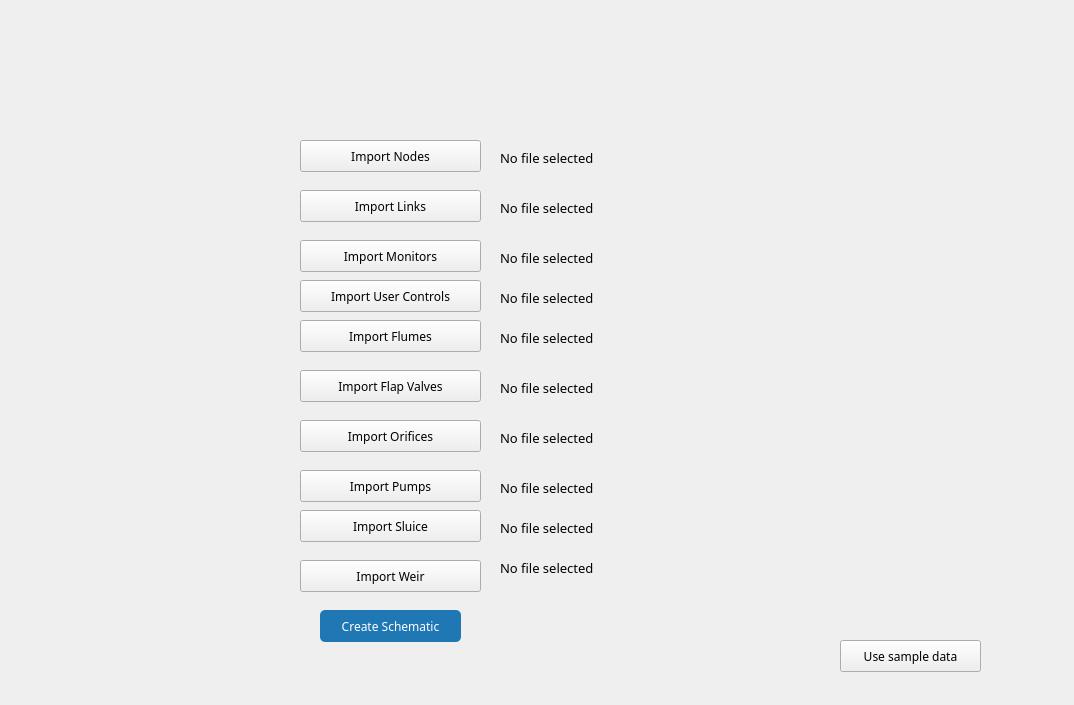
The window that InitialisationScreen.ui (milanahuja1/fm-schematic-automation) describes before a commit, drawn with Qt 5.
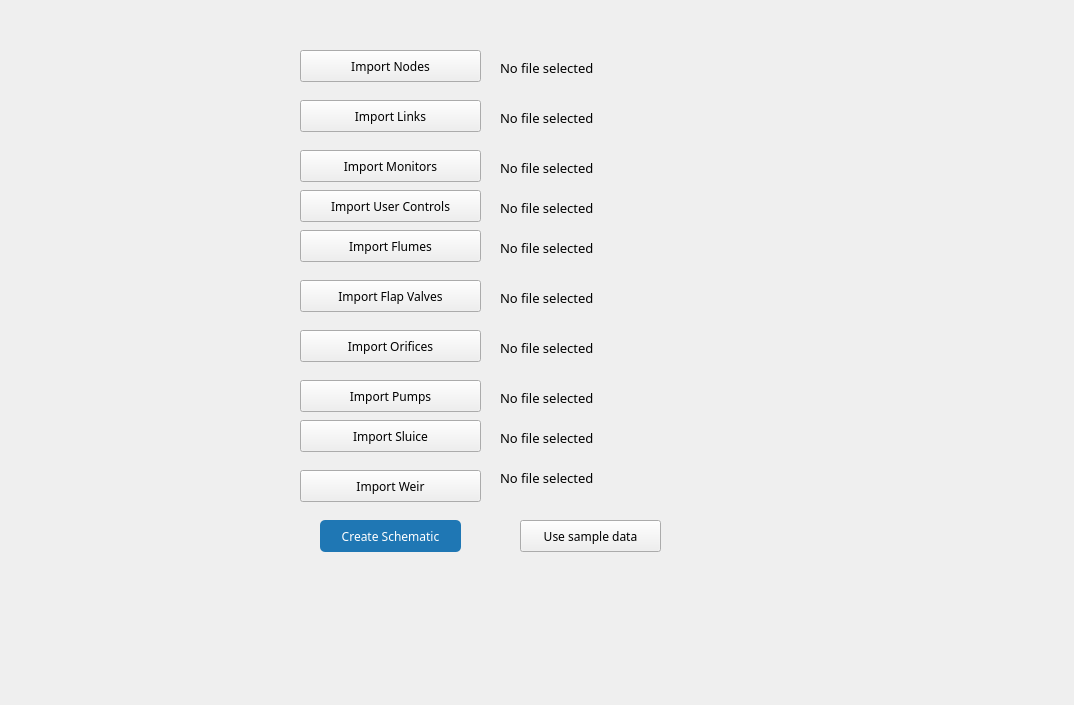
The same window after the commit.

Commit message: Moved the sample button higher so it is not blocked on the windows task bar

The edit to the form file:
```diff
--- a/InitialisationScreen.ui
+++ b/InitialisationScreen.ui
@@ -17,7 +17,7 @@
    <property name="geometry">
     <rect>
      <x>300</x>
-     <y>240</y>
+     <y>150</y>
      <width>181</width>
      <height>32</height>
     </rect>
@@ -34,8 +34,8 @@
   <widget class="QPushButton" name="useSampleDataButton">
    <property name="geometry">
     <rect>
-     <x>840</x>
-     <y>640</y>
+     <x>520</x>
+     <y>520</y>
      <width>141</width>
      <height>32</height>
     </rect>
@@ -54,7 +54,7 @@
    <property name="geometry">
     <rect>
      <x>320</x>
-     <y>610</y>
+     <y>520</y>
      <width>141</width>
      <height>32</height>
     </rect>
@@ -79,7 +79,7 @@
    <property name="geometry">
     <rect>
      <x>300</x>
-     <y>140</y>
+     <y>50</y>
      <width>181</width>
      <height>32</height>
     </rect>
@@ -97,7 +97,7 @@
    <property name="geometry">
     <rect>
      <x>300</x>
-     <y>190</y>
+     <y>100</y>
      <width>181</width>
      <height>32</height>
     </rect>
@@ -115,7 +115,7 @@
    <property name="geometry">
     <rect>
      <x>500</x>
-     <y>150</y>
+     <y>60</y>
      <width>561</width>
      <height>16</height>
     </rect>
@@ -135,7 +135,7 @@
    <property name="geometry">
     <rect>
      <x>500</x>
-     <y>200</y>
+     <y>110</y>
      <width>561</width>
      <height>16</height>
     </rect>
@@ -155,7 +155,7 @@
    <property name="geometry">
     <rect>
      <x>500</x>
-     <y>250</y>
+     <y>160</y>
      <width>561</width>
      <height>16</height>
     </rect>
@@ -175,7 +175,7 @@
    <property name="geometry">
     <rect>
      <x>300</x>
-     <y>280</y>
+     <y>190</y>
      <width>181</width>
      <height>32</height>
     </rect>
@@ -193,7 +193,7 @@
    <property name="geometry">
     <rect>
      <x>300</x>
-     <y>320</y>
+     <y>230</y>
      <width>181</width>
      <height>32</height>
     </rect>
@@ -211,7 +211,7 @@
    <property name="geometry">
     <rect>
      <x>300</x>
-     <y>370</y>
+     <y>280</y>
      <width>181</width>
      <height>32</height>
     </rect>
@@ -229,7 +229,7 @@
    <property name="geometry">
     <rect>
      <x>300</x>
-     <y>510</y>
+     <y>420</y>
      <width>181</width>
      <height>32</height>
     </rect>
@@ -247,7 +247,7 @@
    <property name="geometry">
     <rect>
      <x>300</x>
-     <y>420</y>
+     <y>330</y>
      <width>181</width>
      <height>32</height>
     </rect>
@@ -265,7 +265,7 @@
    <property name="geometry">
     <rect>
      <x>300</x>
-     <y>470</y>
+     <y>380</y>
      <width>181</width>
      <height>32</height>
     </rect>
@@ -283,7 +283,7 @@
    <property name="geometry">
     <rect>
      <x>300</x>
-     <y>560</y>
+     <y>470</y>
      <width>181</width>
      <height>32</height>
     </rect>
@@ -301,7 +301,7 @@
    <property name="geometry">
     <rect>
      <x>500</x>
-     <y>290</y>
+     <y>200</y>
      <width>561</width>
      <height>16</height>
     </rect>
@@ -321,7 +321,7 @@
    <property name="geometry">
     <rect>
      <x>500</x>
-     <y>330</y>
+     <y>240</y>
      <width>561</width>
      <height>16</height>
     </rect>
@@ -341,7 +341,7 @@
    <property name="geometry">
     <rect>
      <x>500</x>
-     <y>380</y>
+     <y>290</y>
      <width>561</width>
      <height>16</height>
     </rect>
@@ -361,7 +361,7 @@
    <property name="geometry">
     <rect>
      <x>500</x>
-     <y>430</y>
+     <y>340</y>
      <width>561</width>
      <height>16</height>
     </rect>
@@ -381,7 +381,7 @@
    <property name="geometry">
     <rect>
      <x>500</x>
-     <y>480</y>
+     <y>390</y>
      <width>561</width>
      <height>16</height>
     </rect>
@@ -401,7 +401,7 @@
    <property name="geometry">
     <rect>
      <x>500</x>
-     <y>520</y>
+     <y>430</y>
      <width>561</width>
      <height>16</height>
     </rect>
@@ -421,7 +421,7 @@
    <property name="geometry">
     <rect>
      <x>500</x>
-     <y>560</y>
+     <y>470</y>
      <width>561</width>
      <height>16</height>
     </rect>
```
